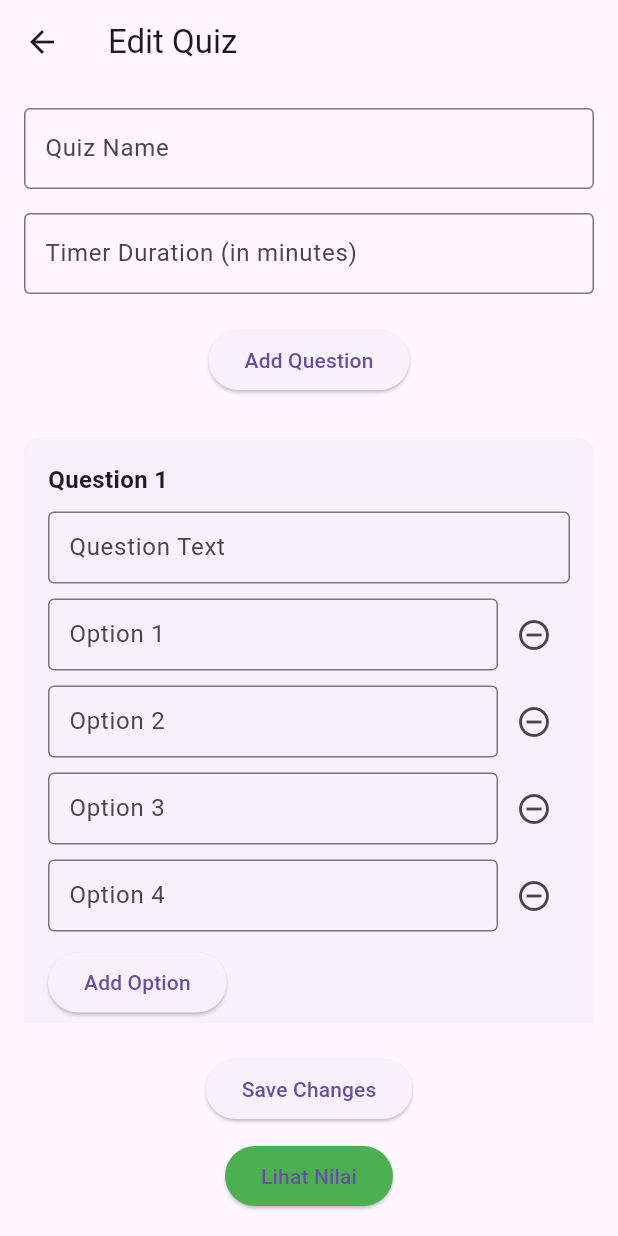
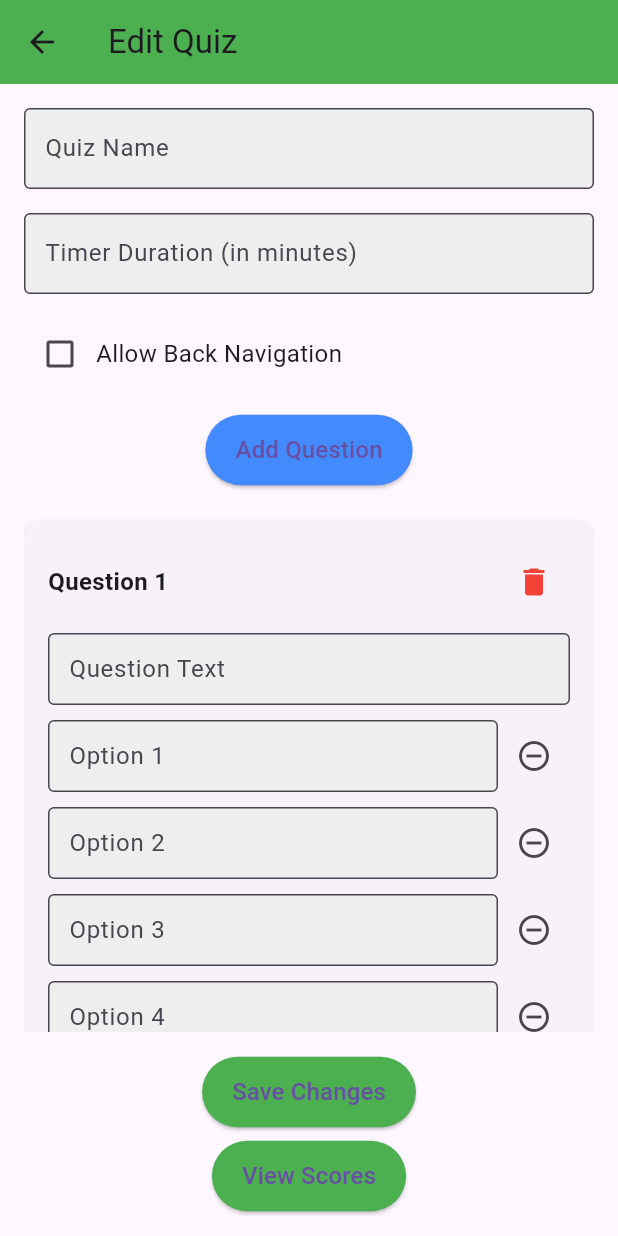
Before and after one commit to wisecrack7/Project_PPB, a Flutter app: the EditQuizPage screen opened directly with empty values, after a tap on "Add Question", on a phone screen of 412 x 824 dp. Run offline on Flutter 3.47's test engine with Material 3 defaults, Android fonts, the phone set to English and light mode, and no system bars; our stand-ins replace cloud_firestore, firebase_auth, firebase_core; accounts and stored records are empty.

Commit message:
adding an option to delete questions, adding allow back navigation, which functions if turned on then there will be a back button, otherwise the quiz cannot return to the previous question, and fixing bugs.

```diff
--- a/lib/Quiz/edit_quiz.dart
+++ b/lib/Quiz/edit_quiz.dart
@@ -15,6 +15,7 @@ class _EditQuizPageState extends State<EditQuizPage> {
   final TextEditingController _quizNameController = TextEditingController();
   final TextEditingController _timerController = TextEditingController();
   List<Map<String, dynamic>> _questions = [];
+  bool allowBackNavigation = false;
 
   @override
   void initState() {
@@ -32,6 +33,7 @@ class _EditQuizPageState extends State<EditQuizPage> {
       _quizNameController.text = data['quizName'];
       _timerController.text = (data['timerDuration'] ?? '').toString();
       _questions = List<Map<String, dynamic>>.from(data['questions'] ?? []);
+      allowBackNavigation = data['allowBack'] ?? false;
       setState(() {});
     }
   }
@@ -44,6 +46,7 @@ class _EditQuizPageState extends State<EditQuizPage> {
       'quizName': _quizNameController.text,
       'timerDuration': int.tryParse(_timerController.text) ?? 0,
       'questions': _questions,
+      'allowBack': allowBackNavigation,
     });
     _showSuccessDialog();
   }
@@ -68,9 +71,15 @@ class _EditQuizPageState extends State<EditQuizPage> {
     setState(() {
       _questions.add({
         'question': '',
-        'options': ['', '', '', ''], // Default 4 options
+        'options': ['', '', '', ''],
         'correctAnswerIndex': null,
       });
+    });
+  }
+
+  void _deleteQuestion(int index) {
+    setState(() {
+      _questions.removeAt(index);
     });
   }
 
@@ -87,6 +96,7 @@ class _EditQuizPageState extends State<EditQuizPage> {
     return Scaffold(
       appBar: AppBar(
         title: const Text('Edit Quiz'),
+        backgroundColor: Color(0xFF4CAF50),
         leading: IconButton(
           icon: const Icon(Icons.arrow_back),
           onPressed: () {
@@ -98,30 +108,61 @@ class _EditQuizPageState extends State<EditQuizPage> {
         padding: const EdgeInsets.all(16.0),
         child: Column(
           children: [
+            // Quiz Name Field
             TextFormField(
               controller: _quizNameController,
               decoration: InputDecoration(
                 labelText: 'Quiz Name',
                 border: OutlineInputBorder(),
                 contentPadding: EdgeInsets.symmetric(vertical: 15, horizontal: 10),
+                filled: true,
+                fillColor: Colors.grey[200],
               ),
             ),
             const SizedBox(height: 16),
+            // Timer Duration Field
             TextFormField(
               controller: _timerController,
               decoration: InputDecoration(
                 labelText: 'Timer Duration (in minutes)',
                 border: OutlineInputBorder(),
                 contentPadding: EdgeInsets.symmetric(vertical: 15, horizontal: 10),
+                filled: true,
+                fillColor: Colors.grey[200],
               ),
               keyboardType: TextInputType.number,
             ),
-            const SizedBox(height: 20),
+            const SizedBox(height: 16),
+            // Back Navigation Checkbox
+            Row(
+              mainAxisAlignment: MainAxisAlignment.start,
+              children: [
+                Checkbox(
+                  value: allowBackNavigation,
+                  onChanged: (value) async {
+                    setState(() {
+                      allowBackNavigation = value ?? false;
+                    });
+                  },
+                ),
+                const Text(
+                  'Allow Back Navigation',
+                  style: TextStyle(fontSize: 16),
+                ),
+              ],
+            ),
+            const SizedBox(height: 16),
+            // Add Question Button
             ElevatedButton(
               onPressed: _addQuestion,
-              child: const Text('Add Question'),
+              style: ElevatedButton.styleFrom(
+                backgroundColor: Colors.blueAccent,
+                padding: const EdgeInsets.symmetric(vertical: 12, horizontal: 20),
+              ),
+              child: const Text('Add Question', style: TextStyle(fontSize: 16)),
             ),
-            const SizedBox(height: 20),
+            const SizedBox(height: 16),
+            // Question List
             Expanded(
               child: ListView.builder(
                 itemCount: _questions.length,
@@ -130,18 +171,25 @@ class _EditQuizPageState extends State<EditQuizPage> {
                 },
               ),
             ),
-            const SizedBox(height: 20),
+            const SizedBox(height: 16),
+            // Save Changes Button
             ElevatedButton(
               onPressed: _saveQuiz,
-              child: const Text('Save Changes'),
+              style: ElevatedButton.styleFrom(
+                backgroundColor: Color(0xFF4CAF50),
+                padding: const EdgeInsets.symmetric(vertical: 12, horizontal: 20),
+              ),
+              child: const Text('Save Changes', style: TextStyle(fontSize: 16)),
             ),
-            const SizedBox(height: 10),
+            const SizedBox(height: 8),
+            // View Scores Button
             ElevatedButton(
               onPressed: _viewScores,
               style: ElevatedButton.styleFrom(
                 backgroundColor: Colors.green,
+                padding: const EdgeInsets.symmetric(vertical: 12, horizontal: 20),
               ),
-              child: const Text('Lihat Nilai'),
+              child: const Text('View Scores', style: TextStyle(fontSize: 16)),
             ),
           ],
         ),
@@ -149,25 +197,40 @@ class _EditQuizPageState extends State<EditQuizPage> {
     );
   }
 
+  // Question Form Builder
   Widget _buildQuestionForm(int questionIndex) {
     final question = _questions[questionIndex];
     return Card(
       margin: const EdgeInsets.symmetric(vertical: 8.0),
+      shape: RoundedRectangleBorder(borderRadius: BorderRadius.circular(12)),
+      elevation: 4,
       child: Padding(
         padding: const EdgeInsets.all(16.0),
         child: Column(
           crossAxisAlignment: CrossAxisAlignment.start,
           children: [
-            Text(
-              'Question ${questionIndex + 1}',
-              style: TextStyle(fontWeight: FontWeight.bold, fontSize: 16),
+            Row(
+              mainAxisAlignment: MainAxisAlignment.spaceBetween,
+              children: [
+                Text(
+                  'Question ${questionIndex + 1}',
+                  style: TextStyle(fontWeight: FontWeight.bold, fontSize: 16),
+                ),
+                IconButton(
+                  icon: Icon(Icons.delete, color: Colors.red),
+                  onPressed: () => _deleteQuestion(questionIndex),
+                ),
+              ],
             ),
             const SizedBox(height: 10),
+            // Question Text Field
             TextFormField(
               decoration: InputDecoration(
                 labelText: 'Question Text',
                 border: OutlineInputBorder(),
                 contentPadding: EdgeInsets.symmetric(vertical: 10, horizontal: 10),
+                filled: true,
+                fillColor: Colors.grey[200], // Light grey background
               ),
               onChanged: (value) {
                 setState(() {
@@ -177,6 +240,7 @@ class _EditQuizPageState extends State<EditQuizPage> {
               initialValue: question['question'],
             ),
             const SizedBox(height: 10),
+            // Options List
             for (int i = 0; i < (question['options']?.length ?? 0); i++)
               Padding(
                 padding: const EdgeInsets.only(bottom: 10.0),
@@ -188,6 +252,8 @@ class _EditQuizPageState extends State<EditQuizPage> {
                           labelText: 'Option ${i + 1}',
                           border: OutlineInputBorder(),
                           contentPadding: EdgeInsets.symmetric(vertical: 10, horizontal: 10),
+                          filled: true,
+                          fillColor: Colors.grey[200],
                         ),
                         onChanged: (value) {
                           _questions[questionIndex]['options'][i] = value;
@@ -206,6 +272,7 @@ class _EditQuizPageState extends State<EditQuizPage> {
                   ],
                 ),
               ),
+            // Add Option Button
             ElevatedButton(
               onPressed: () {
                 setState(() {
@@ -215,9 +282,13 @@ class _EditQuizPageState extends State<EditQuizPage> {
                   ];
                 });
               },
-              child: const Text('Add Option'),
+              style: ElevatedButton.styleFrom(
+                backgroundColor: Colors.orangeAccent,
+              ),
+              child: const Text('Add Option', style: TextStyle(fontSize: 16)),
             ),
             const SizedBox(height: 10),
+            // Correct Answer Dropdown
             DropdownButtonFormField<int>(
               decoration: InputDecoration(
                 labelText: 'Correct Answer Index',
```
